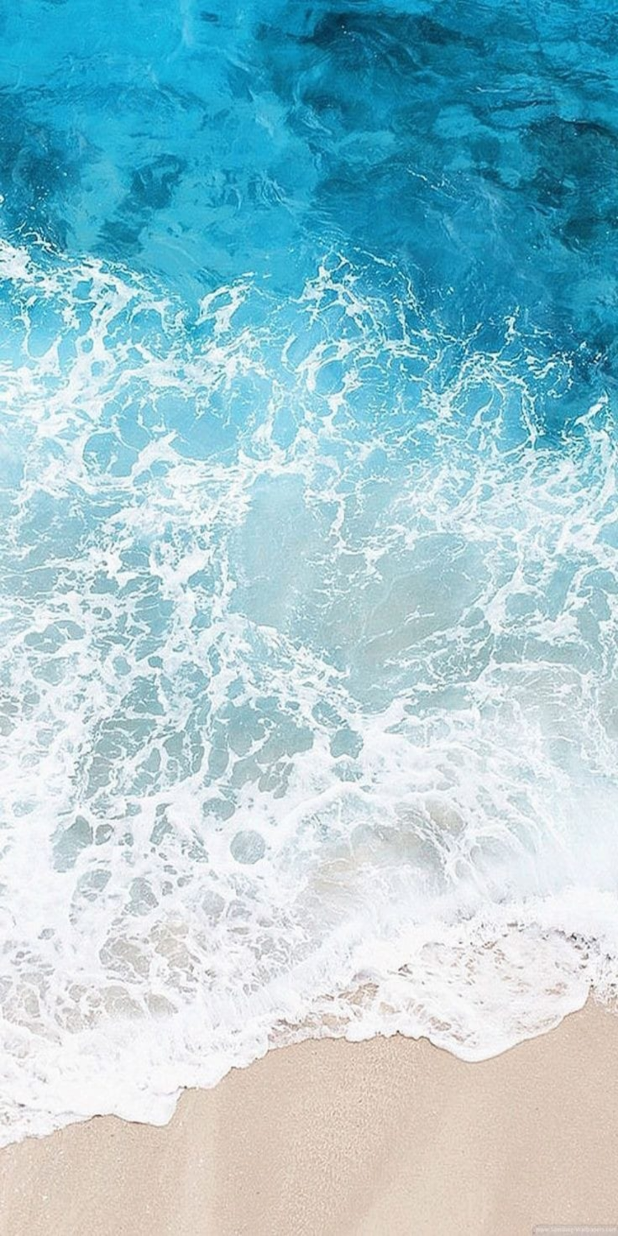
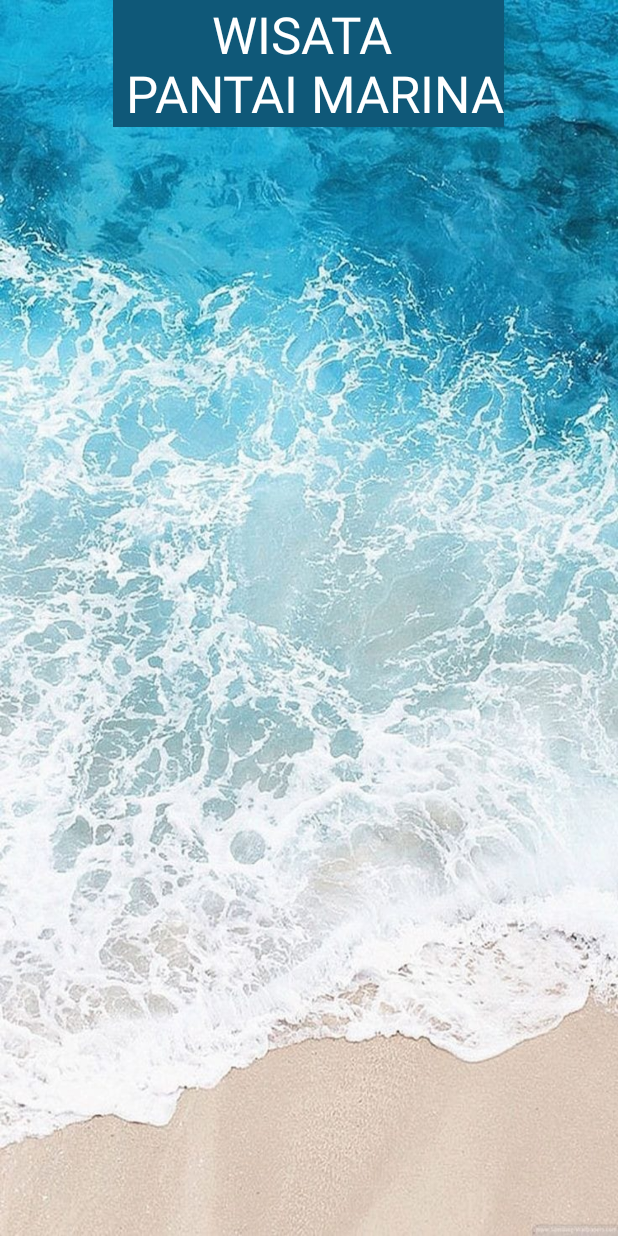
Before and after one commit to DickyKur25/TA-PM-21CDX-DDK, an Android app: the HomeActivity screen opened directly, with no data from a screen before it, on a phone screen of 412 x 824 dp. Run offline under Robolectric (Android 15) with nearby library versions, the phone set to English and light mode, and no system bars.

Commit message:
desifitriaa: tambah text view

```diff
--- a/program/Marina/app/src/main/res/layout/activity_home.xml
+++ b/program/Marina/app/src/main/res/layout/activity_home.xml
@@ -18,6 +18,17 @@
         android:layout_weight="2"
         android:layout_width="match_parent"
         android:layout_height="0dp">
+
+        <TextView
+            android:id="@+id/pantai"
+            android:layout_width="wrap_content"
+            android:layout_height="wrap_content"
+            android:layout_centerInParent="true"
+            android:background="#0F5878"
+            android:text="WISATA \n PANTAI MARINA"
+            android:textAlignment="center"
+            android:textColor="@color/white"
+            android:textSize="34sp" />
     </RelativeLayout>
 
 
```
